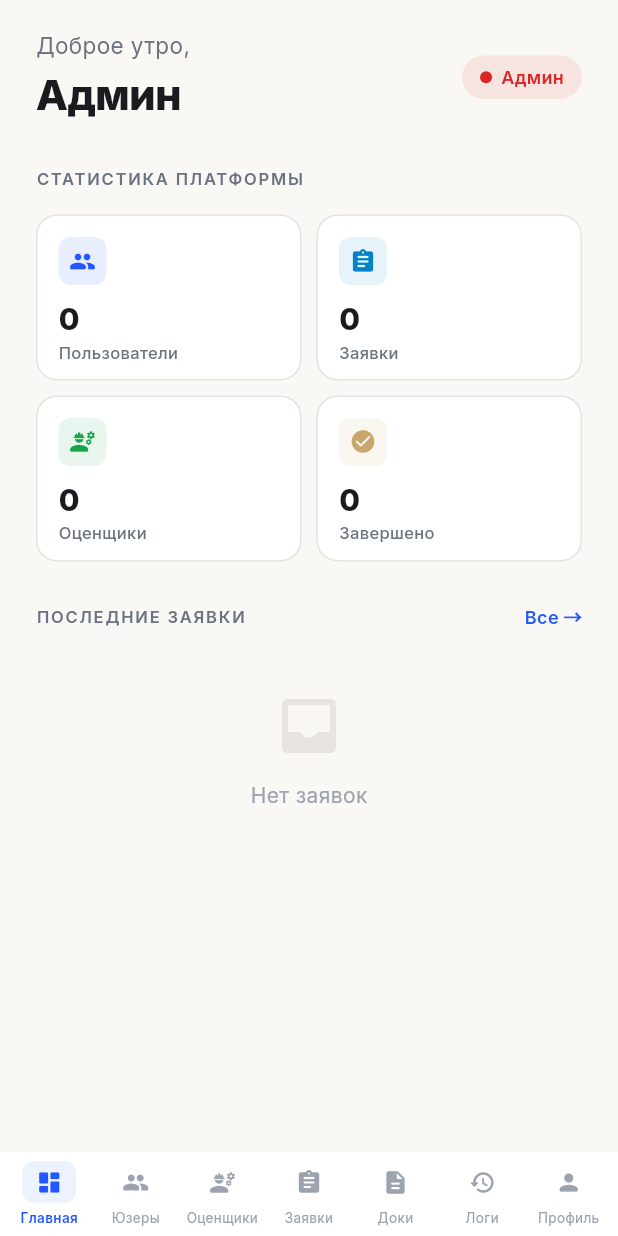
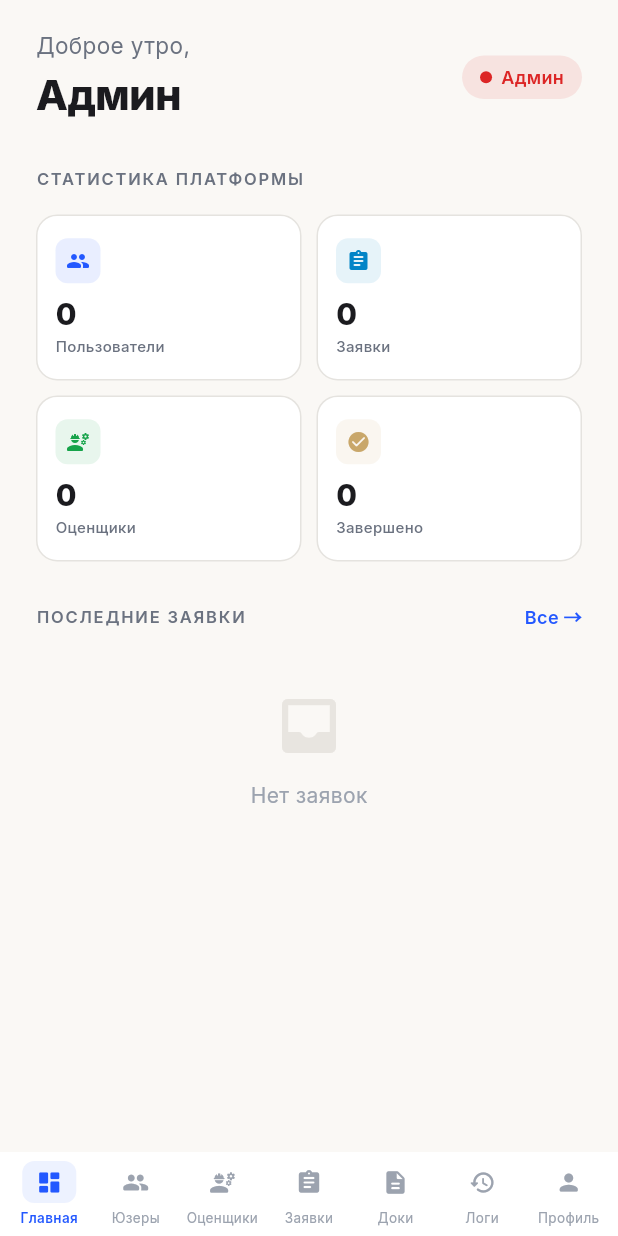
Before and after one commit to arcnosixta/esep-web, a Flutter app: the AdminDashboard screen opened directly, on a phone screen of 412 x 824 dp. Run offline on Flutter 3.47's test engine with Material 3 defaults, Android fonts, the phone set to English and light mode, and no system bars; our stand-ins replace file_picker, flutter_dotenv, flutter_secure_storage, google_fonts, image_picker, local_auth and 2 more; missing offline and left inert: pointycastle; accounts and stored records are empty.

Commit message:
debug: add logging to admin pages, fix stat card overflow
- Add debugPrint to all admin load methods for troubleshooting
- Fix RenderFlex overflow in stat cards (FittedBox + smaller padding)
- Add profile role logging in AdminDashboard

```diff
--- a/lib/screens/admin_dashboard.dart
+++ b/lib/screens/admin_dashboard.dart
@@ -1,3 +1,4 @@
+import 'package:flutter/foundation.dart';
 import 'package:flutter/material.dart';
 import '../theme/app_colors.dart';
 import '../services/supabase_service.dart';
@@ -25,6 +26,7 @@ class _AdminDashboardState extends State<AdminDashboard> {
 
   Future<void> _loadProfile() async {
     final profile = await SupabaseService.getUserProfile();
+    debugPrint('[AdminDashboard] profile loaded: role=${profile?.role}, userId=${SupabaseService.userId}');
     if (mounted) setState(() => _profile = profile);
   }
 
@@ -143,14 +145,18 @@ class _AdminHomeState extends State<_AdminHome> {
         SupabaseService.getAdminStats(),
         SupabaseService.getAllApplications(),
       ]);
+      final stats = results[0] as Map<String, int>;
+      final apps = results[1] as List<Map<String, dynamic>>;
+      debugPrint('[AdminHome] stats=$stats, apps=${apps.length}');
       if (mounted) {
         setState(() {
-          _stats = results[0] as Map<String, int>;
-          _recentApps = (results[1] as List<Map<String, dynamic>>).take(5).toList();
+          _stats = stats;
+          _recentApps = apps.take(5).toList();
           _loading = false;
         });
       }
     } catch (e) {
+      debugPrint('[AdminHome] error: $e');
       if (mounted) setState(() => _loading = false);
     }
   }
@@ -413,7 +419,7 @@ class _AdminHomeState extends State<_AdminHome> {
     return GestureDetector(
       onTap: onTap,
       child: Container(
-        padding: const EdgeInsets.all(14),
+        padding: const EdgeInsets.all(12),
         decoration: BoxDecoration(
           color: c.surface,
           borderRadius: BorderRadius.circular(14),
@@ -424,22 +430,27 @@ class _AdminHomeState extends State<_AdminHome> {
           mainAxisAlignment: MainAxisAlignment.center,
           children: [
             Container(
-              width: 32,
-              height: 32,
+              width: 30,
+              height: 30,
               decoration: BoxDecoration(
                 color: color.withValues(alpha: 0.1),
                 borderRadius: BorderRadius.circular(8),
               ),
-              child: Icon(icon, color: color, size: 18),
-            ),
-            const SizedBox(height: 8),
-            Text(
-              value,
-              style: TextStyle(fontSize: 20, fontWeight: FontWeight.w800, color: c.textPrimary),
+              child: Icon(icon, color: color, size: 16),
+            ),
+            const SizedBox(height: 6),
+            FittedBox(
+              fit: BoxFit.scaleDown,
+              child: Text(
+                value,
+                style: TextStyle(fontSize: 20, fontWeight: FontWeight.w800, color: c.textPrimary),
+              ),
             ),
             Text(
               label,
-              style: TextStyle(fontSize: 11, fontWeight: FontWeight.w500, color: c.textSecondary),
+              style: TextStyle(fontSize: 10, fontWeight: FontWeight.w500, color: c.textSecondary),
+              maxLines: 1,
+              overflow: TextOverflow.ellipsis,
             ),
           ],
         ),
@@ -477,6 +488,7 @@ class _AdminUsersState extends State<_AdminUsers> {
     setState(() => _loading = true);
     try {
       final data = await SupabaseService.getAllProfiles();
+      debugPrint('[AdminUsers] loaded ${data.length} profiles');
       if (mounted) {
         setState(() {
           _allUsers = data;
@@ -484,6 +496,7 @@ class _AdminUsersState extends State<_AdminUsers> {
         });
       }
     } catch (e) {
+      debugPrint('[AdminUsers] error: $e');
       if (mounted) setState(() => _loading = false);
     }
   }
@@ -969,6 +982,7 @@ class _AdminAppraisersState extends State<_AdminAppraisers> {
       ]);
       final profiles = results[0];
       final apps = results[1];
+      debugPrint('[AdminAppraisers] profiles=${profiles.length}, apps=${apps.length}');
       if (mounted) {
         setState(() {
           _appraisers = profiles.where((u) => u['role'] == 'appraiser').toList();
@@ -977,6 +991,7 @@ class _AdminAppraisersState extends State<_AdminAppraisers> {
         });
       }
     } catch (e) {
+      debugPrint('[AdminAppraisers] error: $e');
       if (mounted) setState(() => _loading = false);
     }
   }
@@ -1317,6 +1332,7 @@ class _AdminRequestsState extends State<_AdminRequests> {
   Future<void> _loadData() async {
     try {
       final data = await SupabaseService.getAllApplications();
+      debugPrint('[AdminRequests] loaded ${data.length} applications');
       if (mounted) {
         setState(() {
           _applications = data;
@@ -1324,6 +1340,7 @@ class _AdminRequestsState extends State<_AdminRequests> {
         });
       }
     } catch (e) {
+      debugPrint('[AdminRequests] error: $e');
       if (mounted) setState(() => _loading = false);
     }
   }
@@ -1775,6 +1792,7 @@ class _AdminDocumentsState extends State<_AdminDocuments> {
   Future<void> _loadData() async {
     try {
       final data = await SupabaseService.getAllDocuments();
+      debugPrint('[AdminDocs] loaded ${data.length} documents');
       if (mounted) {
         setState(() {
           _documents = data;
@@ -1782,6 +1800,7 @@ class _AdminDocumentsState extends State<_AdminDocuments> {
         });
       }
     } catch (e) {
+      debugPrint('[AdminDocs] error: $e');
       if (mounted) setState(() => _loading = false);
     }
   }
@@ -1968,6 +1987,7 @@ class _AdminLogsState extends State<_AdminLogs> {
   Future<void> _loadData() async {
     try {
       final data = await SupabaseService.getAdminActivityLogs();
+      debugPrint('[AdminLogs] loaded ${data.length} logs');
       if (mounted) {
         setState(() {
           _logs = data;
@@ -1975,6 +1995,7 @@ class _AdminLogsState extends State<_AdminLogs> {
         });
       }
     } catch (e) {
+      debugPrint('[AdminLogs] error: $e');
       if (mounted) setState(() => _loading = false);
     }
   }
--- a/lib/services/supabase_service.dart
+++ b/lib/services/supabase_service.dart
@@ -438,18 +438,22 @@ class SupabaseService {
   // ============================================
 
   static Future<List<Map<String, dynamic>>> getAllProfiles() async {
+    debugPrint('[Admin] getAllProfiles: userId=$userId');
     final data = await supabase
         .from('profiles')
         .select()
         .order('created_at', ascending: false);
+    debugPrint('[Admin] getAllProfiles: got ${data.length} profiles');
     return List<Map<String, dynamic>>.from(data);
   }
 
   static Future<List<Map<String, dynamic>>> getAllApplications() async {
+    debugPrint('[Admin] getAllApplications: userId=$userId');
     final data = await supabase
         .from('applications')
         .select('*, profiles!applications_user_id_fkey(full_name, email, iin), properties(type, address, area)')
         .order('created_at', ascending: false);
+    debugPrint('[Admin] getAllApplications: got ${data.length} applications');
     return List<Map<String, dynamic>>.from(data);
   }
 
@@ -504,6 +508,7 @@ class SupabaseService {
   }
 
   static Future<Map<String, int>> getAdminStats() async {
+    debugPrint('[Admin] getAdminStats: userId=$userId');
     final profiles = await supabase.from('profiles').select('id');
     final applications = await supabase.from('applications').select('id, status');
     final appraisers = await supabase
@@ -515,23 +520,27 @@ class SupabaseService {
     final completed = allApps.where((a) => a['status'] == 'completed').length;
     final inProgress = allApps.where((a) => a['status'] == 'in_progress').length;
 
-    return {
+    final stats = {
       'totalUsers': profiles.length,
       'totalApplications': allApps.length,
       'totalAppraisers': appraisers.length,
       'completedApplications': completed,
       'inProgressApplications': inProgress,
     };
+    debugPrint('[Admin] getAdminStats: $stats');
+    return stats;
   }
 
   static Future<List<Map<String, dynamic>>> getAdminActivityLogs({
     int limit = 50,
   }) async {
+    debugPrint('[Admin] getAdminActivityLogs: userId=$userId');
     final data = await supabase
         .from('activity_logs')
         .select('*, profiles!activity_logs_user_id_fkey(full_name)')
         .order('created_at', ascending: false)
         .limit(limit);
+    debugPrint('[Admin] getAdminActivityLogs: got ${data.length} logs');
     return List<Map<String, dynamic>>.from(data);
   }
 
@@ -554,10 +563,12 @@ class SupabaseService {
   }
 
   static Future<List<Map<String, dynamic>>> getAllDocuments() async {
+    debugPrint('[Admin] getAllDocuments: userId=$userId');
     final data = await supabase
         .from('documents')
         .select('*, profiles!documents_user_id_fkey(full_name, email)')
         .order('created_at', ascending: false);
+    debugPrint('[Admin] getAllDocuments: got ${data.length} documents');
     return List<Map<String, dynamic>>.from(data);
   }
 
```
